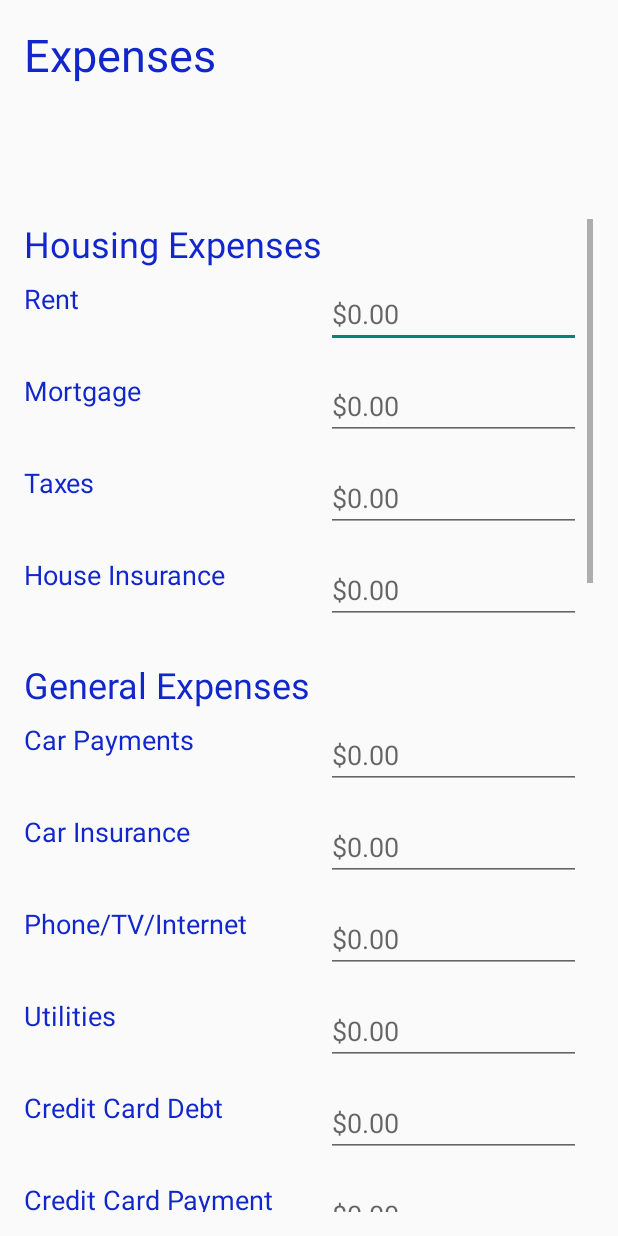
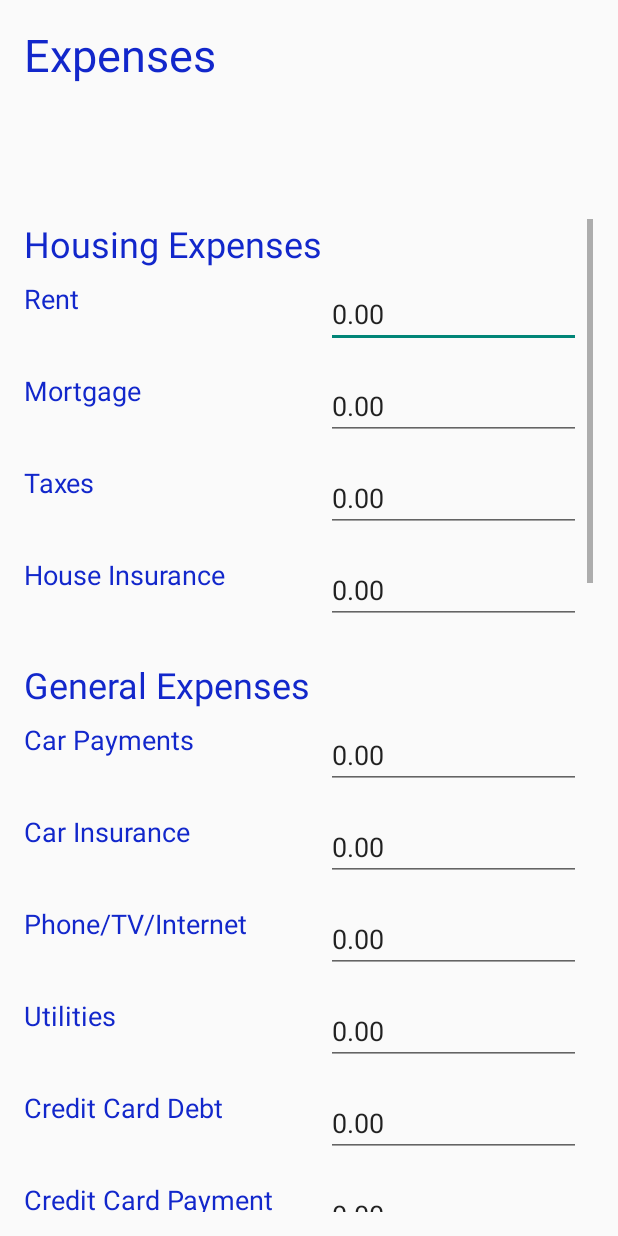
Before and after one commit to CIS4952/CIS4951, an Android app: the scrollingExpenseInputPage screen opened directly, with no data from a screen before it, on a phone screen of 412 x 824 dp. Run offline under Robolectric (Android 15) with nearby library versions, the phone set to English and light mode, and no system bars.

Commit message:
scrollincome/expense default values to 0.00

```diff
--- a/app/src/main/java/linkubank/linkubank/MainActivity.java
+++ b/app/src/main/java/linkubank/linkubank/MainActivity.java
@@ -47,7 +47,7 @@ public class MainActivity extends AppCompatActivity
         BackgroundWorker backgroundWorker = new BackgroundWorker(this);
         try {
             String result = backgroundWorker.execute(type, username, password).get();
-            if( result.equals("Login Success")) {
+            if(result.equals("Login Success")) {
                 Intent intent = new Intent(this, budgetStartPage.class);
                 startActivity(intent);
             }
--- a/app/src/main/res/layout/activity_scrolling_expense_input_page.xml
+++ b/app/src/main/res/layout/activity_scrolling_expense_input_page.xml
@@ -71,6 +71,7 @@
                 android:ems="10"
                 android:hint="@string/editTextEnterAmount"
                 android:inputType="numberDecimal"
+                android:text="@string/editTextEnterAmount"
                 app:layout_constraintEnd_toEndOf="parent"
                 app:layout_constraintTop_toBottomOf="@+id/textView12" />
 
@@ -95,6 +96,7 @@
                 android:ems="10"
                 android:hint="@string/editTextEnterAmount"
                 android:inputType="numberDecimal"
+                android:text="@string/editTextEnterAmount"
                 app:layout_constraintEnd_toEndOf="parent"
                 app:layout_constraintTop_toBottomOf="@+id/editTxtRent" />
 
@@ -119,6 +121,7 @@
                 android:ems="10"
                 android:hint="@string/editTextEnterAmount"
                 android:inputType="numberDecimal"
+                android:text="@string/editTextEnterAmount"
                 app:layout_constraintEnd_toEndOf="parent"
                 app:layout_constraintTop_toBottomOf="@+id/editTxtMortgage" />
 
@@ -143,6 +146,7 @@
                 android:ems="10"
                 android:hint="@string/editTextEnterAmount"
                 android:inputType="numberDecimal"
+                android:text="@string/editTextEnterAmount"
                 app:layout_constraintEnd_toEndOf="parent"
                 app:layout_constraintTop_toBottomOf="@+id/editTxtTaxes" />
 
@@ -178,6 +182,7 @@
                 android:ems="10"
                 android:hint="@string/editTextEnterAmount"
                 android:inputType="numberDecimal"
+                android:text="@string/editTextEnterAmount"
                 app:layout_constraintEnd_toEndOf="parent"
                 app:layout_constraintTop_toBottomOf="@+id/textView17" />
 
@@ -202,6 +207,7 @@
                 android:ems="10"
                 android:hint="@string/editTextEnterAmount"
                 android:inputType="numberDecimal"
+                android:text="@string/editTextEnterAmount"
                 app:layout_constraintEnd_toEndOf="parent"
                 app:layout_constraintTop_toBottomOf="@+id/editTxtCarPayments" />
 
@@ -226,6 +232,7 @@
                 android:ems="10"
                 android:hint="@string/editTextEnterAmount"
                 android:inputType="numberDecimal"
+                android:text="@string/editTextEnterAmount"
                 app:layout_constraintEnd_toEndOf="parent"
                 app:layout_constraintTop_toBottomOf="@+id/editTxtCarInsurance" />
 
@@ -250,6 +257,7 @@
                 android:ems="10"
                 android:hint="@string/editTextEnterAmount"
                 android:inputType="numberDecimal"
+                android:text="@string/editTextEnterAmount"
                 app:layout_constraintEnd_toEndOf="parent"
                 app:layout_constraintTop_toBottomOf="@+id/editTxtPhoneTVInternet" />
 
@@ -274,6 +282,7 @@
                 android:ems="10"
                 android:hint="@string/editTextEnterAmount"
                 android:inputType="numberDecimal"
+                android:text="@string/editTextEnterAmount"
                 app:layout_constraintEnd_toEndOf="parent"
                 app:layout_constraintTop_toBottomOf="@+id/editTxtUtilities" />
 
@@ -298,6 +307,7 @@
                 android:ems="10"
                 android:hint="@string/editTextEnterAmount"
                 android:inputType="numberDecimal"
+                android:text="@string/editTextEnterAmount"
                 app:layout_constraintEnd_toEndOf="parent"
                 app:layout_constraintTop_toBottomOf="@+id/editTxtCreditCardDebt" />
 
@@ -322,6 +332,7 @@
                 android:ems="10"
                 android:hint="@string/editTextEnterAmount"
                 android:inputType="numberDecimal"
+                android:text="@string/editTextEnterAmount"
                 app:layout_constraintEnd_toEndOf="parent"
                 app:layout_constraintTop_toBottomOf="@+id/editTxtCreditCardPayment" />
 
@@ -346,6 +357,7 @@
                 android:ems="10"
                 android:hint="@string/editTextEnterAmount"
                 android:inputType="numberDecimal"
+                android:text="@string/editTextEnterAmount"
                 app:layout_constraintEnd_toEndOf="parent"
                 app:layout_constraintTop_toBottomOf="@+id/editTxtBusinessDebts" />
 
@@ -381,6 +393,7 @@
                 android:ems="10"
                 android:hint="@string/editTextEnterAmount"
                 android:inputType="numberDecimal"
+                android:text="@string/editTextEnterAmount"
                 app:layout_constraintEnd_toEndOf="parent"
                 app:layout_constraintTop_toBottomOf="@+id/textView26" />
 
@@ -405,6 +418,7 @@
                 android:ems="10"
                 android:hint="@string/editTextEnterAmount"
                 android:inputType="numberDecimal"
+                android:text="@string/editTextEnterAmount"
                 app:layout_constraintEnd_toEndOf="parent"
                 app:layout_constraintTop_toBottomOf="@+id/editTxtFederal" />
 
@@ -429,6 +443,7 @@
                 android:ems="10"
                 android:hint="@string/editTextEnterAmount"
                 android:inputType="numberDecimal"
+                android:text="@string/editTextEnterAmount"
                 app:layout_constraintEnd_toEndOf="parent"
                 app:layout_constraintTop_toBottomOf="@+id/editTxtState" />
 
@@ -453,6 +468,7 @@
                 android:ems="10"
                 android:hint="@string/editTextEnterAmount"
                 android:inputType="numberDecimal"
+                android:text="@string/editTextEnterAmount"
                 app:layout_constraintEnd_toEndOf="parent"
                 app:layout_constraintTop_toBottomOf="@+id/editTxtLocal" />
 
@@ -488,6 +504,7 @@
                 android:ems="10"
                 android:hint="@string/editTextEnterAmount"
                 android:inputType="numberDecimal"
+                android:text="@string/editTextEnterAmount"
                 app:layout_constraintEnd_toEndOf="parent"
                 app:layout_constraintTop_toBottomOf="@+id/textView31" />
 
@@ -512,6 +529,7 @@
                 android:ems="10"
                 android:hint="@string/editTextEnterAmount"
                 android:inputType="numberDecimal"
+                android:text="@string/editTextEnterAmount"
                 app:layout_constraintEnd_toEndOf="parent"
                 app:layout_constraintTop_toBottomOf="@+id/editTxtStudentLoan" />
 
@@ -536,6 +554,7 @@
                 android:ems="10"
                 android:hint="@string/editTextEnterAmount"
                 android:inputType="numberDecimal"
+                android:text="@string/editTextEnterAmount"
                 app:layout_constraintEnd_toEndOf="parent"
                 app:layout_constraintTop_toBottomOf="@+id/editTxtStudentLoanPayments" />
 
@@ -560,6 +579,7 @@
                 android:ems="10"
                 android:hint="@string/editTextEnterAmount"
                 android:inputType="numberDecimal"
+                android:text="@string/editTextEnterAmount"
                 app:layout_constraintEnd_toEndOf="parent"
                 app:layout_constraintTop_toBottomOf="@+id/editTxtTuition" />
 
@@ -595,6 +615,7 @@
                 android:ems="10"
                 android:hint="@string/editTextEnterAmount"
                 android:inputType="numberDecimal"
+                android:text="@string/editTextEnterAmount"
                 app:layout_constraintEnd_toEndOf="parent"
                 app:layout_constraintTop_toBottomOf="@+id/textView36" />
 
@@ -630,6 +651,7 @@
                 android:ems="10"
                 android:hint="@string/editTextEnterAmount"
                 android:inputType="numberDecimal"
+                android:text="@string/editTextEnterAmount"
                 app:layout_constraintEnd_toEndOf="parent"
                 app:layout_constraintTop_toBottomOf="@+id/textView38" />
 
@@ -654,6 +676,7 @@
                 android:ems="10"
                 android:hint="@string/editTextEnterAmount"
                 android:inputType="numberDecimal"
+                android:text="@string/editTextEnterAmount"
                 app:layout_constraintEnd_toEndOf="parent"
                 app:layout_constraintTop_toBottomOf="@+id/editTxtFoodExpenses" />
 
@@ -678,6 +701,7 @@
                 android:ems="10"
                 android:hint="@string/editTextEnterAmount"
                 android:inputType="numberDecimal"
+                android:text="@string/editTextEnterAmount"
                 app:layout_constraintEnd_toEndOf="parent"
                 app:layout_constraintTop_toBottomOf="@+id/editTxtLeisureExpenses" />
 
--- a/app/src/main/res/layout/activity_scrolling_income_input_page.xml
+++ b/app/src/main/res/layout/activity_scrolling_income_input_page.xml
@@ -58,6 +58,7 @@
                 android:ems="10"
                 android:hint="@string/editTextEnterAmount"
                 android:inputType="numberDecimal"
+                android:text="@string/editTextEnterAmount"
                 app:layout_constraintEnd_toEndOf="parent"
                 app:layout_constraintTop_toTopOf="parent" />
 
@@ -82,6 +83,7 @@
                 android:ems="10"
                 android:hint="@string/editTextEnterAmount"
                 android:inputType="numberDecimal"
+                android:text="@string/editTextEnterAmount"
                 app:layout_constraintEnd_toEndOf="parent"
                 app:layout_constraintTop_toBottomOf="@+id/editTextEmployerIncome" />
 
@@ -106,6 +108,7 @@
                 android:ems="10"
                 android:hint="@string/editTextEnterAmount"
                 android:inputType="numberDecimal"
+                android:text="@string/editTextEnterAmount"
                 app:layout_constraintEnd_toEndOf="parent"
                 app:layout_constraintTop_toBottomOf="@+id/editTextChildSupportIncome" />
 
@@ -130,6 +133,7 @@
                 android:ems="10"
                 android:hint="@string/editTextEnterAmount"
                 android:inputType="numberDecimal"
+                android:text="@string/editTextEnterAmount"
                 app:layout_constraintEnd_toEndOf="parent"
                 app:layout_constraintTop_toBottomOf="@+id/editTextSelfEmployIncome" />
 
@@ -154,6 +158,7 @@
                 android:ems="10"
                 android:hint="@string/editTextEnterAmount"
                 android:inputType="numberDecimal"
+                android:text="@string/editTextEnterAmount"
                 app:layout_constraintEnd_toEndOf="parent"
                 app:layout_constraintTop_toBottomOf="@+id/editTextRentalIncome" />
 
@@ -178,6 +183,7 @@
                 android:ems="10"
                 android:hint="@string/editTextEnterAmount"
                 android:inputType="numberDecimal"
+                android:text="@string/editTextEnterAmount"
                 app:layout_constraintEnd_toEndOf="parent"
                 app:layout_constraintTop_toBottomOf="@+id/editTextInvestmentIncome" />
 
@@ -202,6 +208,7 @@
                 android:ems="10"
                 android:hint="@string/editTextEnterAmount"
                 android:inputType="numberDecimal"
+                android:text="@string/editTextEnterAmount"
                 app:layout_constraintEnd_toEndOf="parent"
                 app:layout_constraintTop_toBottomOf="@+id/editTextBonusIncome" />
 
--- a/app/src/main/res/values/strings.xml
+++ b/app/src/main/res/values/strings.xml
@@ -23,7 +23,7 @@
     <string name="btnCustomAdd">Custom Add</string>
     <string name="txtViewCompensationAmount">Please enter your compensation amount</string>
     <string name="txtViewChildSupportAmt">Please enter your amount support income</string>
-    <string name="editTextEnterAmount">$0.00</string>
+    <string name="editTextEnterAmount">0.00</string>
     <string name="btnSaveIncome">Save</string>
     <string name="btnSaveExpense">Save</string>
 
```
Also changed, not shown: app/src/main/res/drawable/Linkubank logo.png (deleted).
